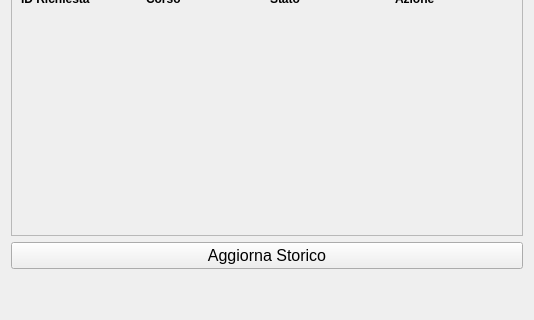
VikSn0w/StudiSync, file gui/designer/students/students_dialog_invio_richiesta_date_esami_gui.ui: the form before one commit; both pictures show x 0 to 534 and y 155 to 475 of the 534 by 475 pixel window.
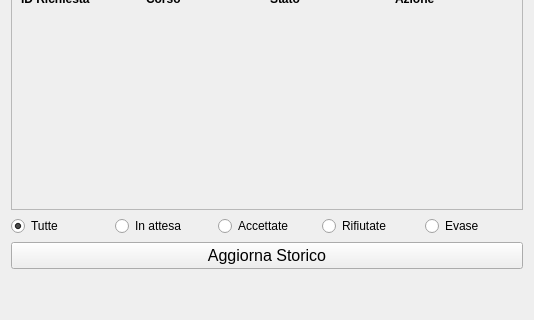
The form after the commit.

What changed in the file:
```diff
--- a/gui/designer/students/students_dialog_invio_richiesta_date_esami_gui.ui
+++ b/gui/designer/students/students_dialog_invio_richiesta_date_esami_gui.ui
@@ -158,7 +158,7 @@
         <x>0</x>
         <y>0</y>
         <width>514</width>
-        <height>242</height>
+        <height>217</height>
        </rect>
       </property>
       <layout class="QVBoxLayout" name="verticalLayout_3">
@@ -238,6 +238,57 @@
      </widget>
     </widget>
    </item>
+   <item>
+    <layout class="QHBoxLayout" name="horizontalLayout_5">
+     <item>
+      <widget class="QRadioButton" name="TutteRadio">
+       <property name="text">
+        <string>Tutte</string>
+       </property>
+       <property name="checked">
+        <bool>true</bool>
+       </property>
+      </widget>
+     </item>
+     <item>
+      <widget class="QRadioButton" name="AttesaRadio">
+       <property name="text">
+        <string>In attesa</string>
+       </property>
+      </widget>
+     </item>
+     <item>
+      <widget class="QRadioButton" name="AccettateRadio">
+       <property name="enabled">
+        <bool>true</bool>
+       </property>
+       <property name="text">
+        <string>Accettate</string>
+       </property>
+      </widget>
+     </item>
+     <item>
+      <widget class="QRadioButton" name="RifiutateRadio">
+       <property name="enabled">
+        <bool>true</bool>
+       </property>
+       <property name="text">
+        <string>Rifiutate</string>
+       </property>
+      </widget>
+     </item>
+     <item>
+      <widget class="QRadioButton" name="EvaseRadio">
+       <property name="enabled">
+        <bool>true</bool>
+       </property>
+       <property name="text">
+        <string>Evase</string>
+       </property>
+      </widget>
+     </item>
+    </layout>
+   </item>
    <item>
     <widget class="QPushButton" name="AggiornaStoricoButton">
      <property name="font">
```
